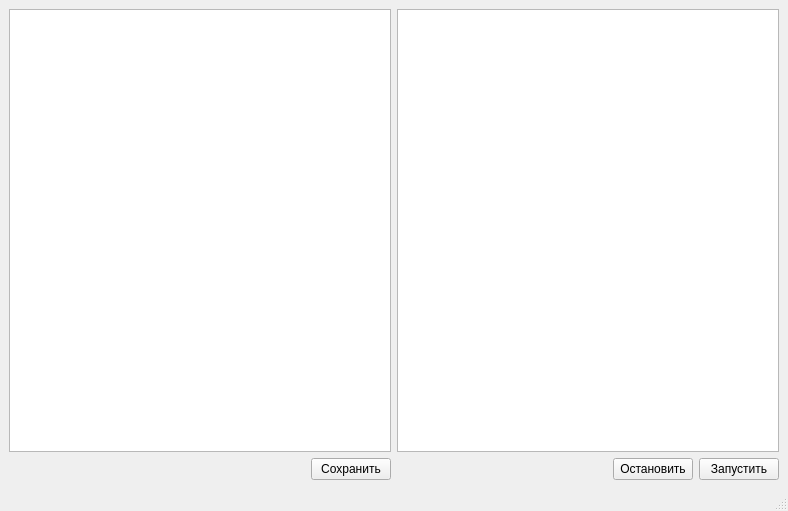
This is src/Tsunami/extractorwindow.ui in maluginp/Tsunami as Qt 5 draws it before an edit. The edited form follows.
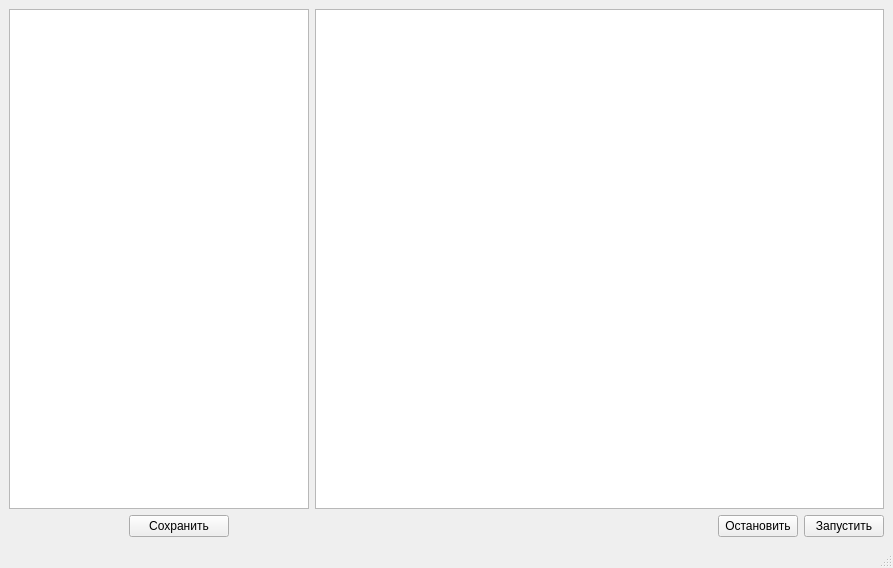
This is the edited form.

```diff
--- a/src/Tsunami/extractorwindow.ui
+++ b/src/Tsunami/extractorwindow.ui
@@ -6,8 +6,8 @@
    <rect>
     <x>0</x>
     <y>0</y>
-    <width>788</width>
-    <height>511</height>
+    <width>893</width>
+    <height>568</height>
    </rect>
   </property>
   <property name="windowTitle">
@@ -16,9 +16,22 @@
   <widget class="QWidget" name="centralwidget">
    <layout class="QGridLayout" name="gridLayout">
     <item row="0" column="0">
-     <layout class="QVBoxLayout" name="verticalLayout_2">
+     <layout class="QVBoxLayout" name="parametersLayout">
+      <property name="sizeConstraint">
+       <enum>QLayout::SetMinimumSize</enum>
+      </property>
       <item>
-       <widget class="QTableView" name="tableView"/>
+       <widget class="QTableView" name="parametersTableView">
+        <property name="maximumSize">
+         <size>
+          <width>300</width>
+          <height>16777215</height>
+         </size>
+        </property>
+        <attribute name="horizontalHeaderStretchLastSection">
+         <bool>true</bool>
+        </attribute>
+       </widget>
       </item>
       <item>
        <layout class="QHBoxLayout" name="horizontalLayout_2">
@@ -27,6 +40,9 @@
           <property name="orientation">
            <enum>Qt::Horizontal</enum>
           </property>
+          <property name="sizeType">
+           <enum>QSizePolicy::Minimum</enum>
+          </property>
           <property name="sizeHint" stdset="0">
            <size>
             <width>40</width>
@@ -36,7 +52,19 @@
          </spacer>
         </item>
         <item>
-         <widget class="QPushButton" name="pushButton">
+         <widget class="QPushButton" name="saveParametersButton">
+          <property name="sizePolicy">
+           <sizepolicy hsizetype="Minimum" vsizetype="Fixed">
+            <horstretch>0</horstretch>
+            <verstretch>0</verstretch>
+           </sizepolicy>
+          </property>
+          <property name="maximumSize">
+           <size>
+            <width>100</width>
+            <height>16777215</height>
+           </size>
+          </property>
           <property name="text">
            <string>Сохранить</string>
           </property>
@@ -49,7 +77,14 @@
     <item row="0" column="1">
      <layout class="QVBoxLayout" name="verticalLayout">
       <item>
-       <widget class="QTextBrowser" name="textBrowser"/>
+       <widget class="QTextBrowser" name="extractionLogText">
+        <property name="minimumSize">
+         <size>
+          <width>300</width>
+          <height>0</height>
+         </size>
+        </property>
+       </widget>
       </item>
       <item>
        <layout class="QHBoxLayout" name="horizontalLayout">
```
Left out of the diff: 8 changed lines with no effect on the pictures.
